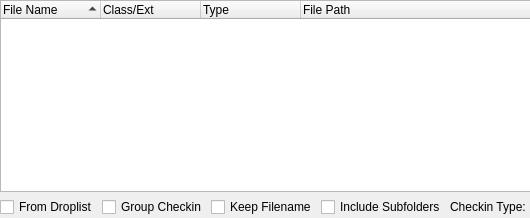
This is lib/ui/checkin_out/ui_drop_plate.ui in listyque/TACTIC-Handler as Qt 5 draws it before an edit; both pictures show x 0 to 530 and y 0 to 218 of the 807 by 218 pixel window. The edited form follows.
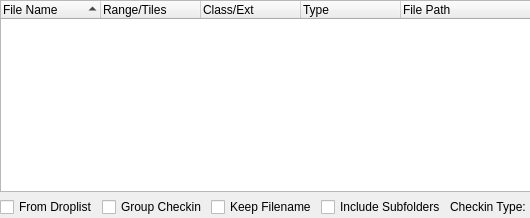
This is the edited form.

```diff
--- a/lib/ui/checkin_out/ui_drop_plate.ui
+++ b/lib/ui/checkin_out/ui_drop_plate.ui
@@ -220,6 +220,11 @@
        <string>File Name</string>
       </property>
      </column>
+     <column>
+      <property name="text">
+       <string>Range/Tiles</string>
+      </property>
+     </column>
      <column>
       <property name="text">
        <string>Class/Ext</string>
```
